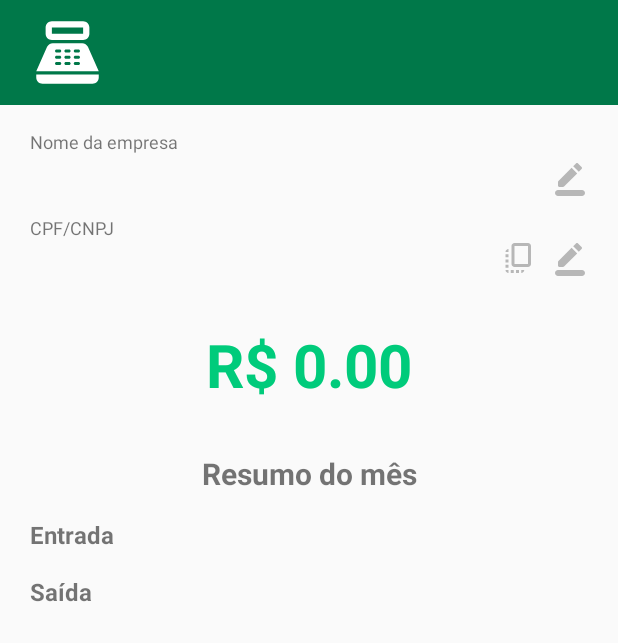
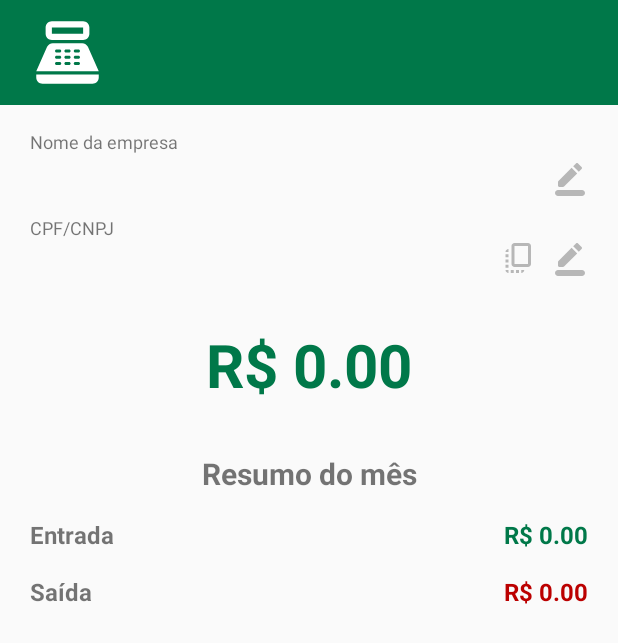
Before and after one commit to GuilhermeFdSilva/FaturAppMicro, an Android app: the fragment CashierFragment shown on its own in the app's theme, on a phone screen of 412 x 824 dp. Shown: the top 643 px of the screen. Run offline under Robolectric (Android 15) with nearby library versions, the phone set to English and light mode, and no system bars; libraries missing offline, so code that uses them is left out: com.ogaclejapan.smarttablayout.

Commit message:
Atualizações visuais | atualização fragmentCshier

```diff
--- a/app/build.gradle.kts
+++ b/app/build.gradle.kts
@@ -8,7 +8,7 @@ android {
 
     defaultConfig {
         applicationId = "com.eventclick.faturappmicro"
-        minSdk = 24
+        minSdk = 26
         targetSdk = 33
         versionCode = 1
         versionName = "1.0"
--- a/app/src/main/java/com/eventclick/faturappmicro/fragments/CashierFragment.java
+++ b/app/src/main/java/com/eventclick/faturappmicro/fragments/CashierFragment.java
@@ -24,6 +24,7 @@ import com.eventclick.faturappmicro.helpers.dbHelpers.models.Account;
 import com.eventclick.faturappmicro.helpers.filters.filterCpfCnpj;
 import com.eventclick.faturappmicro.helpers.observers.ObserveFragment;
 
+import java.time.LocalDate;
 import java.util.List;
 
 public class CashierFragment extends Fragment implements ObserveFragment {
@@ -188,13 +189,29 @@ public class CashierFragment extends Fragment implements ObserveFragment {
     private void getValues() {
         List<Account> accounts = accountDAO.list();
 
-        double value = accounts.stream().mapToDouble(Account::getValue).sum();
+        double value = accounts.stream().mapToDouble(account -> account.isPaid() ? account.getValue() : 0).sum();
         textCashier.setText(String.format("R$ %.2f", value));
 
-        if (value < 0){
+        if (value < 0) {
             int redColor = ContextCompat.getColor(getContext(), R.color.red);
             textCashier.setTextColor(redColor);
+        } else {
+            int greenColor = ContextCompat.getColor(getContext(), R.color.primaryDark);
+            textCashier.setTextColor(greenColor);
         }
+
+        int currentMonth = LocalDate.now().getMonthValue();
+        double positiveValues = accounts.stream().mapToDouble(account ->
+                (account.getPaidAt().getMonth() + 1 == currentMonth && account.getValue() > 0 && account.isPaid()) ?
+                        account.getValue() : 0).sum();
+
+        textEntranceValue.setText(String.format("R$ %.2f", positiveValues));
+
+        double negativeValues = accounts.stream().mapToDouble(account ->
+                (account.getPaidAt().getMonth() + 1 == currentMonth && account.getValue() <= 0 && account.isPaid()) ?
+                        account.getValue() : 0).sum();
+
+        textExitValue.setText(String.format("R$ %.2f", negativeValues));
     }
 
     @Override
--- /dev/null
+++ b/app/src/main/java/com/eventclick/faturappmicro/helpers/filters/filterCurrency.java
@@ -0,0 +1,4 @@
+package com.eventclick.faturappmicro.helpers.filters;
+
+public class filterCurrency {
+}
--- a/app/src/main/res/layout/fragment_cashier.xml
+++ b/app/src/main/res/layout/fragment_cashier.xml
@@ -219,7 +219,9 @@
             android:layout_height="wrap_content"
             android:layout_weight="1"
             android:textAlignment="textEnd"
-            android:textSize="16sp" />
+            android:textColor="@color/primaryDark"
+            android:textSize="16sp"
+            android:textStyle="bold" />
     </LinearLayout>
 
     <LinearLayout
@@ -250,7 +252,9 @@
             android:layout_height="wrap_content"
             android:layout_weight="1"
             android:textAlignment="textEnd"
-            android:textSize="16sp" />
+            android:textColor="@color/red"
+            android:textSize="16sp"
+            android:textStyle="bold" />
     </LinearLayout>
 
 </androidx.constraintlayout.widget.ConstraintLayout>
```
Also changed, not shown: app/src/main/java/com/eventclick/faturappmicro/fragments/adapters/AdapterAccounts.java (+7 -3 lines).
